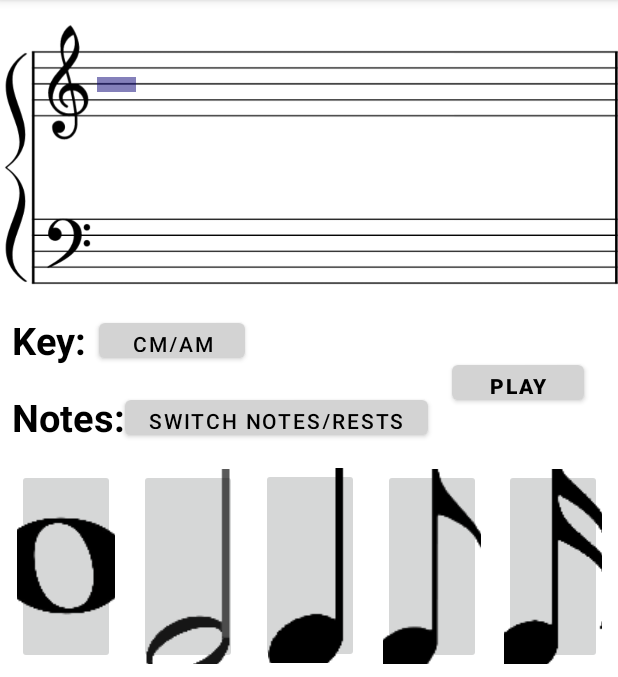
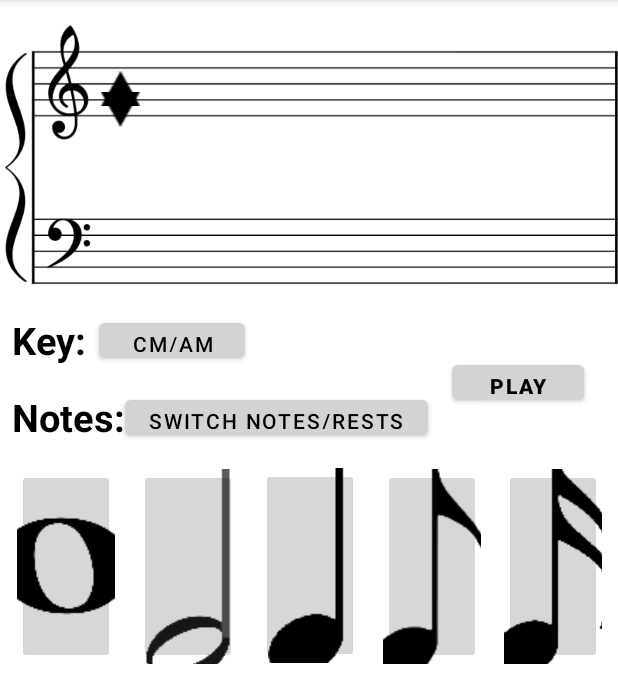
Before and after one commit to K-rogue/Transpose, an Android app: the screen it shows after launch (MainActivity), after a tap on an icon or button, on a phone screen of 412 x 824 dp, the part 84-761 px from its top. Run offline under Robolectric (Android 15) with nearby library versions, the phone set to English and light mode, and no system bars.

Commit message:
Changed starting position of Note Image Views Made arrow buttons to move notes have transparent background Added(some) functionality to arrow buttons(sucsefully moves up and down the current note, arrow dont reset on moving to next note(not sure why) Notes dont jump between scales yet, can implement once note class is implemented Sizing and alignment issues for notes fixed upon placement
Created moveNote function for buttons
Edited createNote function to take two additional inputs, and change positions of notes and arrows upon creation to reflect a standerd position.

```diff
--- a/app/src/main/java/com/zybooks/transpose/MainActivity.kt
+++ b/app/src/main/java/com/zybooks/transpose/MainActivity.kt
@@ -1,18 +1,22 @@
 package com.zybooks.transpose
 
-import androidx.appcompat.app.AppCompatActivity
+import android.content.res.Resources
 import android.os.Bundle
 import android.view.View
-import android.widget.Button
 import android.widget.ImageButton
 import android.widget.ImageView
-import androidx.core.graphics.drawable.toDrawable
+import androidx.appcompat.app.AppCompatActivity
+import androidx.constraintlayout.widget.ConstraintLayout
+import androidx.constraintlayout.widget.Constraints
+import androidx.core.view.marginTop
+import java.security.AccessController.getContext
 
+fun Int.toDp(): Int = (this / Resources.getSystem().displayMetrics.density).toInt()
 class MainActivity : AppCompatActivity() {
 
     //decleration of variables
-    var noteCounter : Int = 1 //note counter is used to determine which image view to place the next note in - - should be replaced with vector.size once vector of objects is created
-    var notePlace : ImageView? = null //notePlace will be used as a variable to hold the place of the next note to be placed on the scale
+    var noteCounter : Int = 0 //note counter is used to determine which image view to place the next note in - - should be replaced with vector.size once vector of objects is created
+    lateinit var notePlace : ImageView //notePlace will be used as a variable to hold the place of the next note to be placed on the scale
 
 
     override fun onCreate(savedInstanceState: Bundle?) {
@@ -32,13 +36,13 @@ class MainActivity : AppCompatActivity() {
         val downarrowIB : ImageButton = findViewById<ImageButton>(R.id.downarrowIB)
 
         //function determineIV uses class's note counter to return a place for the next note to be
-        fun determineIV() : ImageView? {
-            when(noteCounter){
-                1-> return noteoneIV
-                2-> return notetwoIV
-                3-> return notethreeIV
-                4-> return notefourIV
-                else -> return null
+        fun determineIV() : ImageView {
+            when(noteCounter% 4){
+                0-> return noteoneIV
+                1-> return notetwoIV
+                2-> return notethreeIV
+                3-> return notefourIV
+                else -> return noteoneIV
             }
         }
 
@@ -56,38 +60,65 @@ class MainActivity : AppCompatActivity() {
         //creation of on click listeners
         wholenoteIB.setOnClickListener{
             notePlace = determineIV()
-            createNote(notePlace,R.drawable.wholenotesmall)
+            createNote(notePlace,R.drawable.wholenotesmall,uparrowIB,downarrowIB)
         }
         halfnoteIB.setOnClickListener{
             notePlace = determineIV()
-            createNote(notePlace,R.drawable.halfnotesmall)
+            createNote(notePlace,R.drawable.halfnotesmall,uparrowIB,downarrowIB)
         }
         quarternoteIB.setOnClickListener{
             notePlace = determineIV()
-            createNote(notePlace,R.drawable.quarternotesmall)
+            createNote(notePlace,R.drawable.quarternotesmall,uparrowIB,downarrowIB)
         }
         eighthnoteIB.setOnClickListener{
             notePlace = determineIV()
-            createNote(notePlace,R.drawable.eighthnotesmall)
+            createNote(notePlace,R.drawable.eighthnotesmall,uparrowIB,downarrowIB)
         }
         sixteenthnoteIB.setOnClickListener{
             notePlace = determineIV()
-            createNote(notePlace,R.drawable.sixteenthnotesmall)
+            createNote(notePlace,R.drawable.sixteenthnotesmall,uparrowIB,downarrowIB)
         }
         uparrowIB.setOnClickListener{
-            notePlace = determineIV()
+            moveNote(notePlace,R.drawable.uparrowsmall,uparrowIB,downarrowIB)
         }
         downarrowIB.setOnClickListener{
-            notePlace = determineIV()
+            moveNote(notePlace,R.drawable.downarrowsmall,uparrowIB,downarrowIB)
         }
     }
-    fun createNote(currentIV : ImageView?, currentImage : Int) {
+    fun createNote(currentIV : ImageView, currentImage : Int, uparrow : ImageButton, downarrow : ImageButton) {
         noteCounter++
-        if(currentIV != null) {
-            currentIV.setImageDrawable(currentImage.toDrawable())
+        uparrow.x = currentIV.x
+        downarrow.x=currentIV.x
+        uparrow.bottom =currentIV.top
+        downarrow.top = currentIV.bottom
+        if(currentImage == R.drawable.wholenotesmall) {
+            uparrow.bottom= (uparrow.bottom+70)
+            currentIV.scaleX = .5.toFloat()
+            currentIV.scaleY = .5.toFloat()
+            currentIV.y = (currentIV.y + 35)
+        }
+        else{
+            currentIV.scaleX = 1.toFloat()
+            currentIV.scaleY = 1.toFloat()
+        }
+        currentIV.let {
+            currentIV.setImageResource(currentImage)
             currentIV.visibility = View.VISIBLE
+            uparrow.visibility = View.VISIBLE
+            downarrow.visibility = View.VISIBLE
         }
-
-
+    }
+    fun moveNote(currentIV : ImageView,currentImage : Int, uparrow : ImageButton, downarrow : ImageButton){
+        if(currentImage == R.drawable.uparrowsmall)
+        {
+            uparrow.y = uparrow.y -14
+            downarrow.y=downarrow.y - 14
+            currentIV.y = currentIV.y - 14
+        }
+        else{
+            uparrow.y = uparrow.y +14
+            downarrow.y=downarrow.y + 14
+            currentIV.y = currentIV.y + 14
+        }
     }
 }
--- a/app/src/main/res/layout/activity_main.xml
+++ b/app/src/main/res/layout/activity_main.xml
@@ -227,9 +227,9 @@
     <ImageView
         android:id="@+id/noteoneIV"
         android:layout_width="26dp"
-        android:layout_height="10dp"
-        android:layout_marginStart="65dp"
-        android:layout_marginTop="51dp"
+        android:layout_height="37dp"
+        android:layout_marginStart="68dp"
+        android:layout_marginTop="24dp"
         app:layout_constraintStart_toStartOf="@+id/staffIV"
         app:layout_constraintTop_toTopOf="@+id/staffIV"
         app:srcCompat="@drawable/wholenotesmall" />
@@ -238,20 +238,22 @@
         android:id="@+id/downarrowIB"
         android:layout_width="26dp"
         android:layout_height="23dp"
-        android:layout_marginStart="65dp"
+        android:layout_marginStart="68dp"
         app:layout_constraintStart_toStartOf="@+id/staffIV"
         app:layout_constraintTop_toBottomOf="@+id/noteoneIV"
-        app:srcCompat="@drawable/downarrowsmall" />
+        app:srcCompat="@drawable/downarrowsmall"
+        android:background="@android:color/transparent"/>
 
     <ImageButton
         android:id="@+id/uparrowIB"
         android:layout_width="26dp"
         android:layout_height="23dp"
-        android:layout_marginStart="64dp"
+        android:layout_marginStart="68dp"
         android:rotation="180"
         app:layout_constraintBottom_toTopOf="@+id/noteoneIV"
         app:layout_constraintStart_toStartOf="@+id/staffIV"
-        app:srcCompat="@drawable/downarrowsmall" />
+        app:srcCompat="@drawable/downarrowsmall"
+        android:background="@android:color/transparent"/>
 
     <ImageView
         android:id="@+id/notetwoIV"
@@ -266,9 +268,9 @@
     <ImageView
         android:id="@+id/notethreeIV"
         android:layout_width="26dp"
-        android:layout_height="10dp"
+        android:layout_height="37dp"
         android:layout_marginStart="185dp"
-        android:layout_marginTop="51dp"
+        android:layout_marginTop="24dp"
         app:layout_constraintStart_toStartOf="@+id/staffIV"
         app:layout_constraintTop_toTopOf="@+id/staffIV"
         app:srcCompat="@drawable/wholenotesmall" />
@@ -276,9 +278,9 @@
     <ImageView
         android:id="@+id/notefourIV"
         android:layout_width="26dp"
-        android:layout_height="10dp"
+        android:layout_height="37dp"
         android:layout_marginStart="245dp"
-        android:layout_marginTop="51dp"
+        android:layout_marginTop="24dp"
         app:layout_constraintStart_toStartOf="@+id/staffIV"
         app:layout_constraintTop_toTopOf="@+id/staffIV"
         app:srcCompat="@drawable/wholenotesmall" />
```
